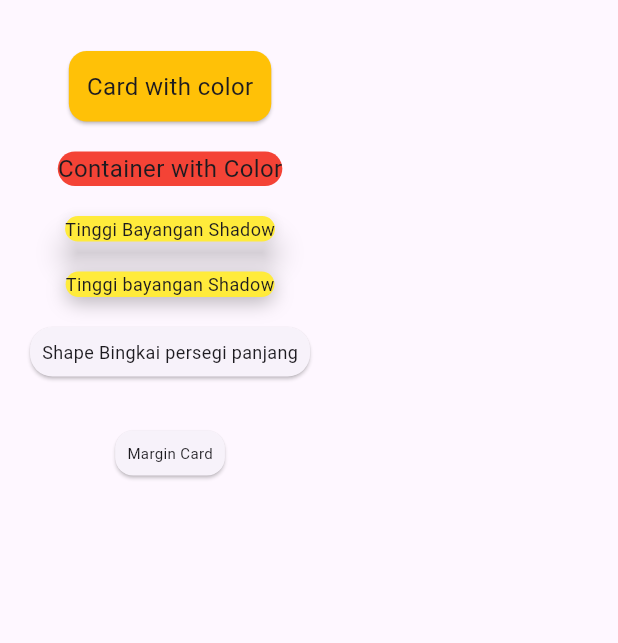
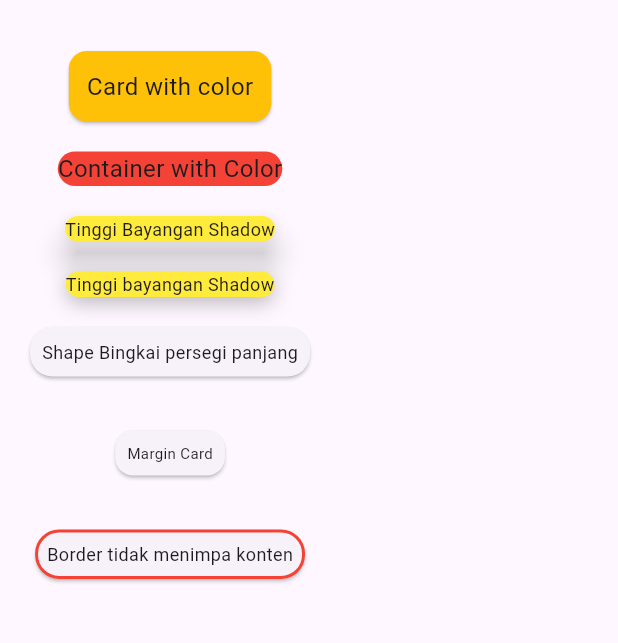
Before and after one commit to Frientia/tugas_week_8_1123150114, a Flutter app: the screen it shows after launch, on a phone screen of 412 x 824 dp, the part 63-706 px from its top. Run offline on Flutter 3.47's test engine with Material 3 defaults, Android fonts, the phone set to English and light mode, and no system bars.

Commit message:
menambahkan Card Dengan Border

```diff
--- a/lib/pages/page_card_01.dart
+++ b/lib/pages/page_card_01.dart
@@ -66,6 +66,19 @@ class MyPages extends StatelessWidget {
                 child: Text("Margin Card", style: TextStyle(fontSize: 10),),
               ),
             ),
+            SizedBox(height: 16),
+
+            Card(
+              shape: RoundedRectangleBorder(
+                borderRadius: BorderRadius.circular(16),
+                side: BorderSide(color: Colors.red, width: 2),
+              ),
+              borderOnForeground: true,
+              child: Padding(
+                padding: EdgeInsets.all(8),
+                child: Text("Border tidak menimpa konten", style: TextStyle(fontSize: 12)),
+              ),
+            ),
           ],
         ),
       ),
```
